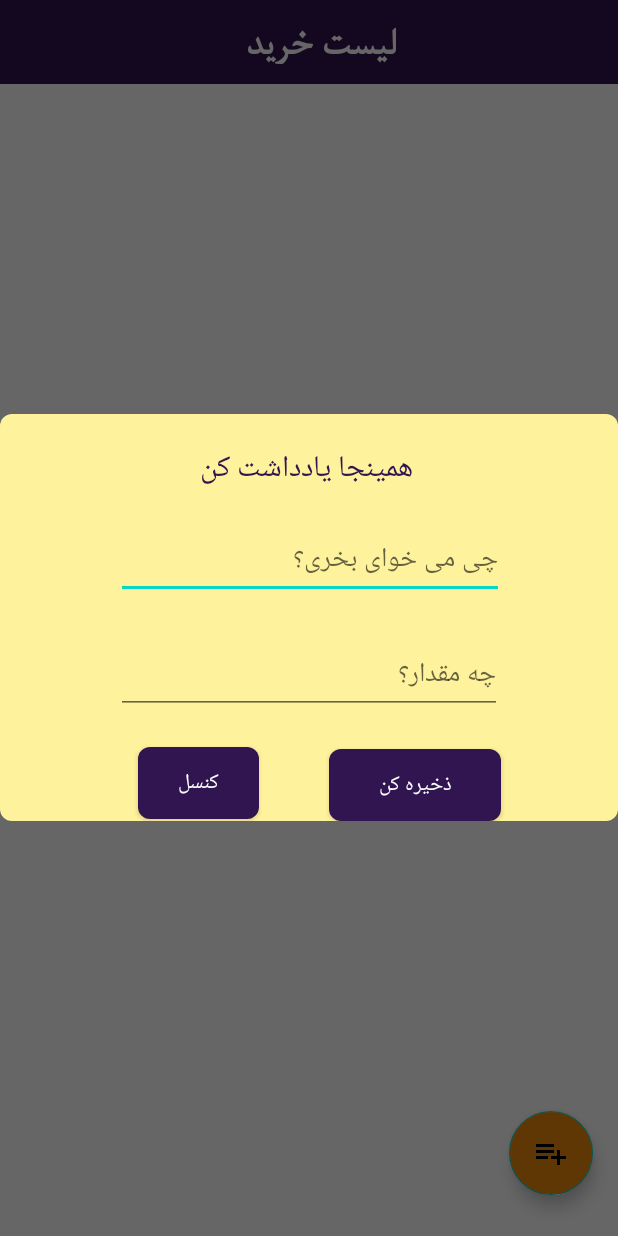
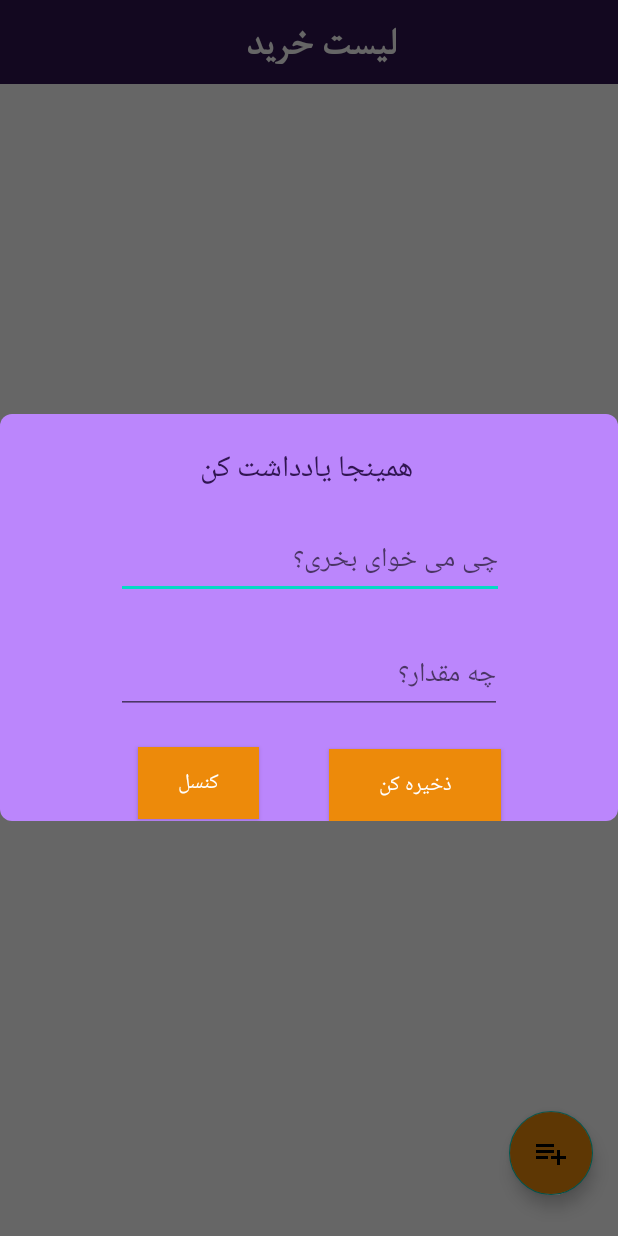
Before and after one commit to porya1988/myapp2021, an Android app: the fragment ShoppingFragment shown on its own in the app's theme, after a tap on "اضافه کردن یادداشت", on a phone screen of 412 x 824 dp. Run offline under Robolectric (Android 15) with nearby library versions, the phone set to English and light mode, and no system bars; our stand-ins replace Room's generated code; 1 statement that could not run was skipped.

Commit message:
shopping notes successfully repaired

```diff
--- a/app/src/main/java/com/example/myapp2021/main/shoppinglist/AlarmDialog.java
+++ b/app/src/main/java/com/example/myapp2021/main/shoppinglist/AlarmDialog.java
@@ -5,6 +5,7 @@ import android.app.AlertDialog;
 import android.content.Context;
 import android.graphics.Color;
 import android.graphics.drawable.ColorDrawable;
+import android.text.TextUtils;
 import android.util.Log;
 import android.view.LayoutInflater;
 import android.view.View;
@@ -12,6 +13,9 @@ import android.widget.Toast;
 
 import androidx.appcompat.widget.AppCompatButton;
 import androidx.appcompat.widget.AppCompatEditText;
+import androidx.lifecycle.ViewModelProvider;
+import androidx.recyclerview.widget.LinearLayoutManager;
+import androidx.recyclerview.widget.RecyclerView;
 
 import com.example.myapp2021.R;
 import com.example.myapp2021.config.AppConfiguration;
@@ -20,6 +24,7 @@ import com.example.myapp2021.databinding.FragmentShoppingBinding;
 import com.example.myapp2021.model.Note;
 import com.google.android.material.snackbar.Snackbar;
 
+import java.time.chrono.IsoChronology;
 import java.util.List;
 
 import static com.google.android.material.snackbar.Snackbar.*;
@@ -28,18 +33,15 @@ public class AlarmDialog {
 
     Activity activity;
     NAppDatabase appDatabase;
-    Note note;
+    long noteId;
 
 
     public AlarmDialog(Activity activity) {
         this.activity = activity;
         appDatabase = NAppDatabase.getInstance(AppConfiguration.getContext());
-        //LayoutInflater inflater=LayoutInflater.from(activity);
-        //View view=inflater.inflate(R.layout.alert_dialog,null);
-
     }
 
-    public void showAddAlarm() {
+    public void showAddAlarm(ISelection iSelection) {
 
         AlertDialog alertBuilder = new AlertDialog.Builder(activity).create();
         LayoutInflater inflater = LayoutInflater.from(activity);
@@ -47,30 +49,27 @@ public class AlarmDialog {
         alertBuilder.setView(view);
         alertBuilder.getWindow().setBackgroundDrawable(new ColorDrawable(Color.TRANSPARENT));
         alertBuilder.show();
-
-
-
         AppCompatEditText txt_buy = view.findViewById(R.id.txt_buy);
         AppCompatEditText txt_amount = view.findViewById(R.id.txt_amount);
         AppCompatButton btn_save = view.findViewById(R.id.btn_save_shopping);
-        AppCompatButton btn_cancel=view.findViewById(R.id.btn_cancel);
+        AppCompatButton btn_cancel = view.findViewById(R.id.btn_cancel);
+
         btn_save.setOnClickListener(v -> {
-
             Note note = new Note();
             note.setBuy(String.valueOf(txt_buy.getText()));
             note.setAmount(String.valueOf(txt_amount.getText()));
-            long noteId=appDatabase.iDao().insert(note);
-            if(noteId>0){
-                make(v, R.string.note_added, LENGTH_SHORT).show();
+            Log.e("", "");
+            if(TextUtils.isEmpty(txt_buy.getText()) || TextUtils.isEmpty(txt_amount.getText())) {
+                Toast.makeText(AppConfiguration.getContext(), R.string.fill_both,Toast.LENGTH_SHORT).show();
+
+            } else{
+                noteId = appDatabase.iDao().insert(note);
+                if(noteId>0){  Toast.makeText(AppConfiguration.getContext(),R.string.note_added,Toast.LENGTH_SHORT).show();
+                }
             }
-            Log.e("", "");
         });
 
         btn_cancel.setOnClickListener(v -> alertBuilder.cancel());
-
-
     }
 
-
-
 }
--- /dev/null
+++ b/app/src/main/java/com/example/myapp2021/main/shoppinglist/ISelection.java
@@ -0,0 +1,6 @@
+package com.example.myapp2021.main.shoppinglist;
+
+public interface ISelection {
+
+    void iLoading();
+}
--- a/app/src/main/java/com/example/myapp2021/main/shoppinglist/Notelistadapter.java
+++ b/app/src/main/java/com/example/myapp2021/main/shoppinglist/Notelistadapter.java
@@ -27,8 +27,8 @@ public class Notelistadapter extends RecyclerView.Adapter<Notelistadapter.NoteVH
     List<Note> noteList;
     LayoutInflater inflater;
     NoteRowBinding binding;
-    Note note;
     NAppDatabase appDatabase;
+
 
     public Notelistadapter(List<Note> noteList){
         inflater=LayoutInflater.from(AppConfiguration.getContext());
@@ -52,6 +52,7 @@ public class Notelistadapter extends RecyclerView.Adapter<Notelistadapter.NoteVH
         binding.txtBuy.setText(note.getBuy());
         binding.txtAmount.setText(note.getAmount());
 
+
         binding.btnDelete.setOnClickListener(v -> {
             appDatabase.iDao().delete(note.getNoteId());
             noteList.remove(position);
@@ -74,4 +75,5 @@ public class Notelistadapter extends RecyclerView.Adapter<Notelistadapter.NoteVH
             this.binding=binding;
         }
     }
+
 }
--- a/app/src/main/java/com/example/myapp2021/main/shoppinglist/ShoppingFragment.java
+++ b/app/src/main/java/com/example/myapp2021/main/shoppinglist/ShoppingFragment.java
@@ -1,9 +1,11 @@
 package com.example.myapp2021.main.shoppinglist;
 
 import android.app.AlertDialog;
+import android.content.Context;
 import android.content.Intent;
 import android.os.Bundle;
 
+import androidx.annotation.NonNull;
 import androidx.annotation.Nullable;
 import androidx.fragment.app.Fragment;
 import androidx.fragment.app.FragmentActivity;
@@ -34,41 +36,49 @@ import java.util.List;
 
 public class ShoppingFragment extends Fragment {
 
-
     FragmentShoppingBinding binding;
     AlarmDialog alarmDialog;
-    List<Note> note;
-    Intent intent;
-    Notelistadapter adapter;
+    NAppDatabase appDatabase;
 
-    ShoppingViewModel viewModel;
-    // ItemTouchHelper itemTouchHelper;
-
-
+    //////////////////////////////////////////////////
     public ShoppingFragment() {
-        // Required empty public constructor
     }
 
+    //////////////////////////////////////////////////
     @Override
     public View onCreateView(@NotNull LayoutInflater inflater, ViewGroup container,
                              Bundle savedInstanceState) {
         // Inflate the layout for this fragment
         binding = FragmentShoppingBinding.inflate(getLayoutInflater());
+        appDatabase=NAppDatabase.getInstance(AppConfiguration.getContext());
         alarmDialog = new AlarmDialog(getActivity());
-        binding.btnAddnote.setOnClickListener(v -> alarmDialog.showAddAlarm());
+
+
+        binding.btnAddnote.setOnClickListener(this::onClick);
+
         return binding.getRoot();
     }
+
+    //////////////////////////////////////////////////
+
 
     @Override
     public void onResume() {
         super.onResume();
-        viewModel = new ViewModelProvider(this).get(ShoppingViewModel.class);
-        viewModel.getShoppingList().observe(getActivity(), noteList -> {
-            adapter = new Notelistadapter(noteList);
-            assert binding.recyclerShoppinglist != null;
-            binding.recyclerShoppinglist.setAdapter(adapter);
+        Log.e("","");
+        Loading();
+    }
+
+    private void Loading() {
+        List<Note> noteList=appDatabase.iDao().getNoteList();
+        if(binding.recyclerShoppinglist!=null){
+            binding.recyclerShoppinglist.setAdapter(new Notelistadapter(noteList));
             binding.recyclerShoppinglist.setLayoutManager(new LinearLayoutManager(AppConfiguration.getContext(), RecyclerView.VERTICAL, false));
+        }
 
-        });
+    }
+
+    private void onClick(View v) {
+        alarmDialog.showAddAlarm(() -> Loading());
     }
 }
--- a/app/src/main/java/com/example/myapp2021/main/shoppinglist/ShoppingViewModel.java
+++ b/app/src/main/java/com/example/myapp2021/main/shoppinglist/ShoppingViewModel.java
@@ -19,6 +19,7 @@ public class ShoppingViewModel extends ViewModel {
 
 
      List<Note> note;
+     Note notes=new Note();
 
     public LiveData<List<Note>> getShoppingList(){
         if(notelist==null){
@@ -33,7 +34,8 @@ public class ShoppingViewModel extends ViewModel {
         note=appDatabase.iDao().getNoteList();
         notelist.setValue(note);
         Log.e("","");
-       // notelist.setValue(note);
     }
 
+
+
 }
--- a/app/src/main/res/drawable/alert_shape.xml
+++ b/app/src/main/res/drawable/alert_shape.xml
@@ -1,6 +1,6 @@
 <?xml version="1.0" encoding="utf-8"?>
 <shape xmlns:android="http://schemas.android.com/apk/res/android" android:shape="rectangle">
-    <solid android:color="@color/kerempallete">
+    <solid android:color="@color/purple_200">
 
     </solid>
     <corners android:radius="@dimen/margin">
--- a/app/src/main/res/layout/alert_dialog.xml
+++ b/app/src/main/res/layout/alert_dialog.xml
@@ -4,7 +4,7 @@
     xmlns:android="http://schemas.android.com/apk/res/android"
     xmlns:app="http://schemas.android.com/apk/res-auto"
     android:background="@drawable/alert_shape"
-    android:layout_gravity="center"
+    android:gravity="center"
     android:layout_width="match_parent"
     android:layout_height="match_parent">
 
@@ -56,7 +56,7 @@
             android:layout_marginStart="219dp"
             android:layout_marginTop="23sp"
             android:layout_marginEnd="78sp"
-            android:background="@drawable/btn_shape"
+            android:background="@color/orangepallet"
             android:text="@string/save_it"
             android:textColor="@color/white"
             app:srcCompat="@android:drawable/ic_menu_save" />
@@ -70,7 +70,7 @@
             android:layout_marginStart="92dp"
             android:layout_marginTop="22dp"
             android:layout_marginEnd="239dp"
-            android:background="@drawable/btn_shape"
+            android:background="@color/orangepallet"
             android:text="@string/txt_cancel"
             android:textColor="@color/white"
              />
--- a/app/src/main/res/layout/fragment_shopping.xml
+++ b/app/src/main/res/layout/fragment_shopping.xml
@@ -41,7 +41,6 @@
         android:clickable="true"
         android:contentDescription="@string/add_note"
         android:focusable="true"
-
         app:layout_constraintBottom_toBottomOf="parent"
         app:layout_constraintEnd_toEndOf="parent"
         app:layout_constraintHorizontal_bias="0.921"
--- a/app/src/main/res/layout/note_row.xml
+++ b/app/src/main/res/layout/note_row.xml
@@ -33,7 +33,6 @@
                 android:id="@+id/relative_card"
                 android:layout_width="match_parent"
                 android:layout_height="match_parent">
-
                 <androidx.appcompat.widget.AppCompatTextView
                     android:id="@+id/txt_buy"
                     android:layout_width="wrap_content"
@@ -69,8 +68,7 @@
                     android:layout_marginStart="@dimen/margin"
                     android:layout_marginBottom="@dimen/margin"/>
             </RelativeLayout>
+        </androidx.cardview.widget.CardView>
 
-        </androidx.cardview.widget.CardView>
     </ScrollView>
-
 </layout>
--- a/app/src/main/res/values/strings.xml
+++ b/app/src/main/res/values/strings.xml
@@ -42,5 +42,6 @@
     <string name="how_much">چه مقدار؟</string>
     <string name="note_here">همینجا یادداشت کن</string>
     <string name="txt_cancel">کنسل</string>
+    <string name="fill_both">لطفا هر دو تا رو پر کن</string>
 
 </resources>
```
